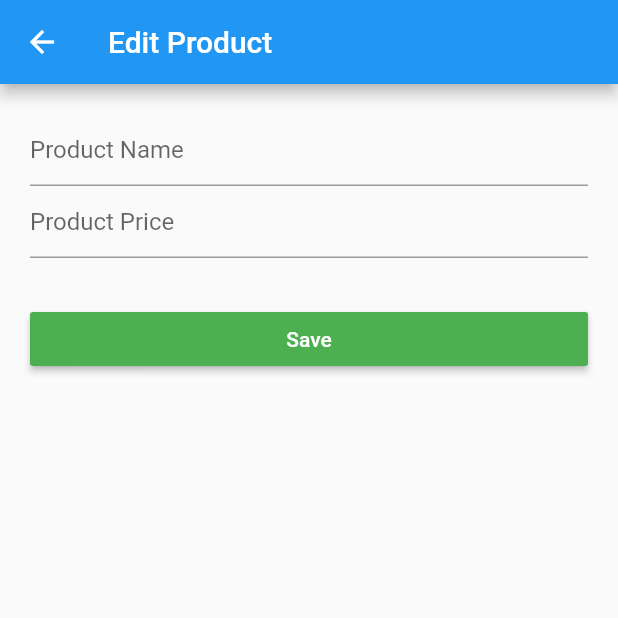
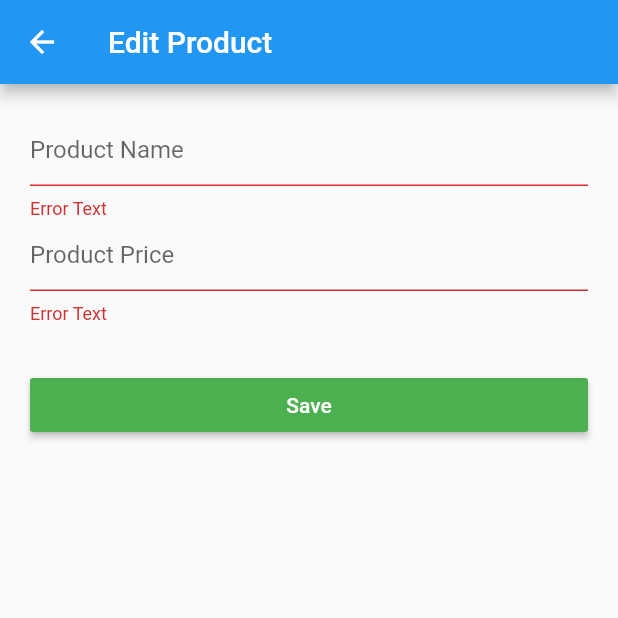
Before and after one commit to ayushsubedi/firestore_crud, a Flutter app: the EditProduct screen opened directly, on a phone screen of 412 x 824 dp, the top half of it. Run offline on Flutter 3.47's test engine with Material 2 defaults, Android fonts, the phone set to English and light mode, and no system bars; our stand-ins replace cloud_firestore, firebase_core; accounts and stored records are empty.

Commit message:
add validation text, todo: figure out heirarchical providers

```diff
--- a/lib/providers/product_providers.dart
+++ b/lib/providers/product_providers.dart
@@ -25,9 +25,11 @@ class ProductProvider with ChangeNotifier {
   }
 
   loadValues(Product product) {
-    _name = product.productName;
-    _price = product.productPrice;
-    _productId = product.productId;
+    if (product != null) {
+      _name = product.productName;
+      _price = product.productPrice;
+      _productId = product.productId;
+    }
   }
 
   saveProduct() {
--- a/lib/screens/edit_product.dart
+++ b/lib/screens/edit_product.dart
@@ -60,12 +60,19 @@ class _EditProductState extends State<EditProduct> {
           padding: const EdgeInsets.all(20.0),
           children: <Widget>[
             TextField(
-                controller: nameController,
-                decoration: InputDecoration(hintText: 'Product Name'),
-                onChanged: (value) => productProvider.changeName(value)),
+              controller: nameController,
+              decoration: InputDecoration(
+                hintText: 'Product Name',
+                errorText: 'Error Text',
+              ),
+              onChanged: (value) => productProvider.changeName(value),
+            ),
             TextField(
                 controller: priceController,
-                decoration: InputDecoration(hintText: 'Product Price'),
+                decoration: InputDecoration(
+                  hintText: 'Product Price',
+                  errorText: 'Error Text',
+                ),
                 onChanged: (value) => productProvider.changePrice(value)),
             SizedBox(height: 30),
             RaisedButton(
@@ -82,7 +89,9 @@ class _EditProductState extends State<EditProduct> {
                     textColor: Colors.white,
                     child: Text('Delete'),
                     onPressed: () {
-                      productProvider.removeProduct(widget.product.productId);
+                      productProvider.removeProduct(
+                        widget.product.productId,
+                      );
                       Navigator.of(context).pop();
                     },
                   )
```
